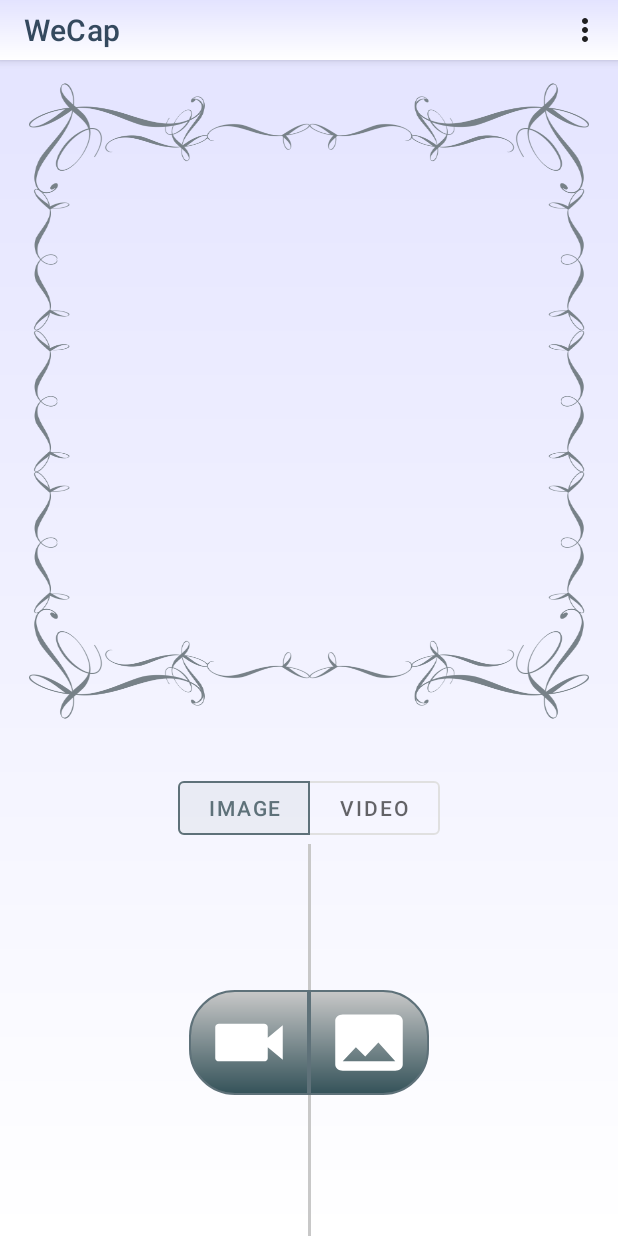
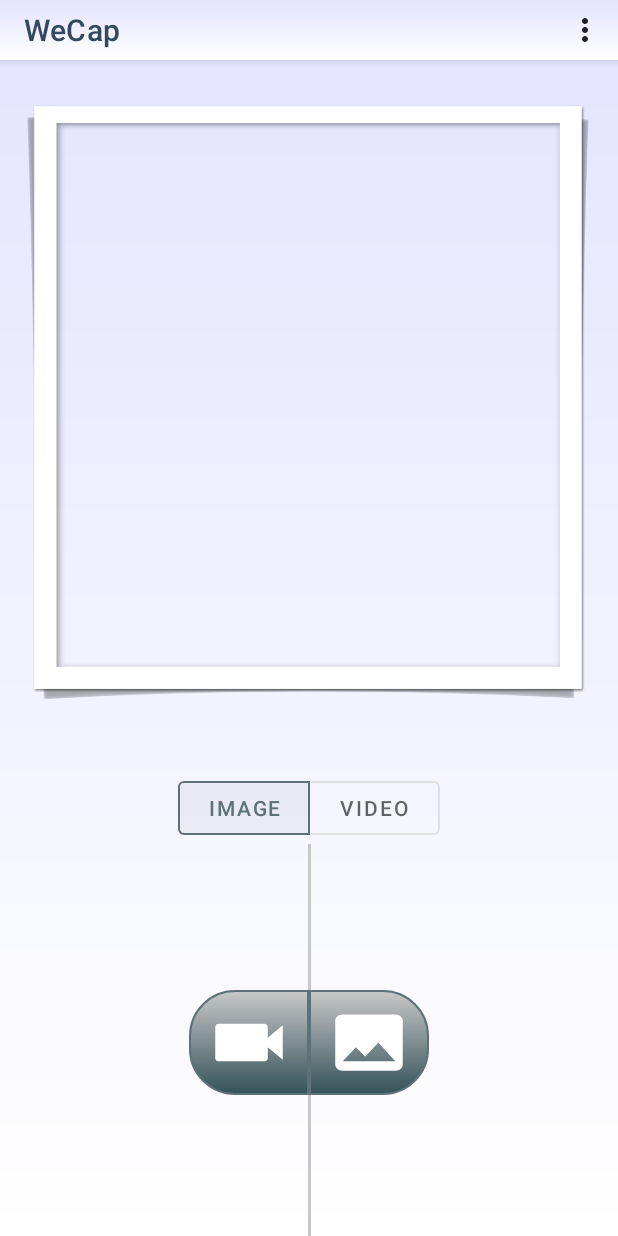
Before and after one commit to selman-aydin/Video_to_Frame, an Android app: the screen it shows after launch (MainActivity), on a phone screen of 412 x 824 dp. Run offline under Robolectric (Android 15) with nearby library versions, the phone set to English and light mode, and no system bars; libraries missing offline, so code that uses them is left out: com.google.firebase.ml, com.google.mlkit.common, com.google.mlkit.nl, org.pytorch, org.pytorch.torchvision.

Commit message:
frame is changed.

```diff
--- a/app/src/main/res/values/dimens.xml
+++ b/app/src/main/res/values/dimens.xml
@@ -6,7 +6,8 @@
     <dimen name="margin_x_large">30dp</dimen>
     <dimen name="button_width">60dp</dimen>
     <dimen name="button_height">50dp</dimen>
-    <dimen name="padding_xx_large">80dp</dimen>
+    <dimen name="padding_xxx_large">80dp</dimen>
+    <dimen name="padding_xx_large">45dp</dimen>
     <dimen name="padding_small">5dp</dimen>
     <dimen name="padding_medium">10dp</dimen>
     <dimen name="button_radius">30dip</dimen>
```
Also changed, not shown: app/src/main/res/mipmap-xhdpi/video_frame.png.
